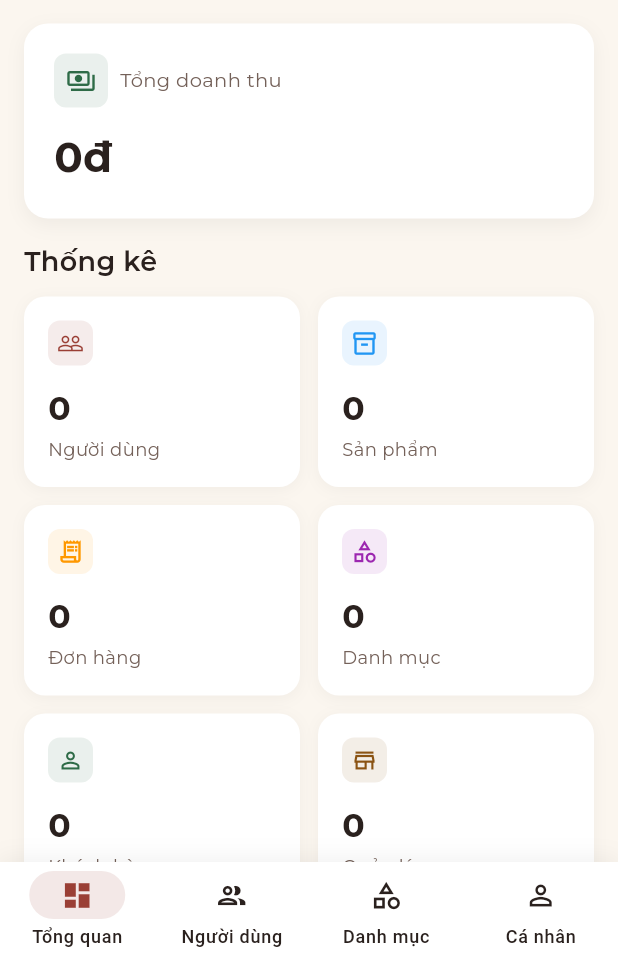
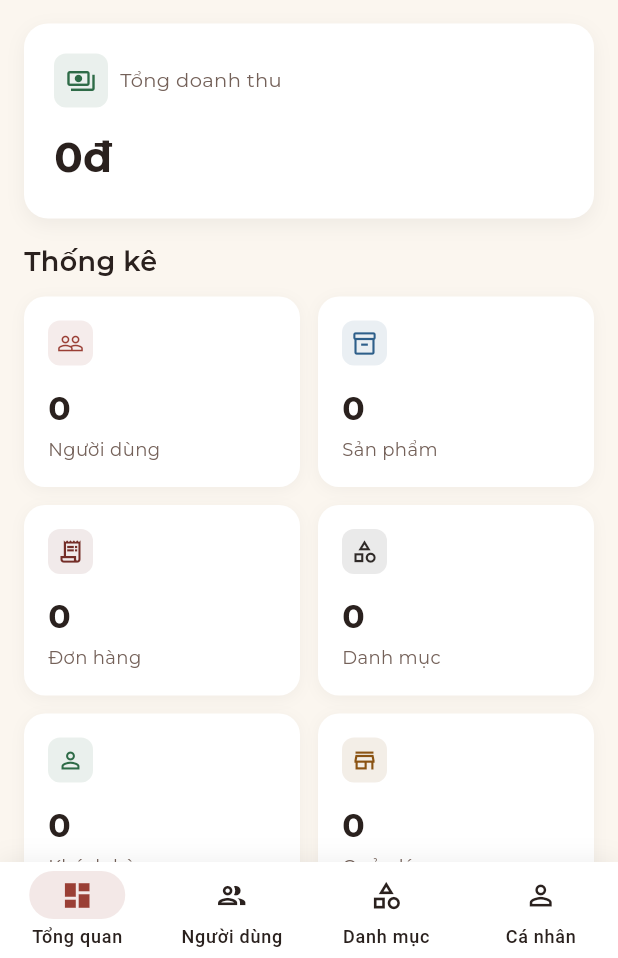
Before and after one commit to bavanchun/PRM393_Group5_BigStyle, a Flutter app: the AdminShell screen opened by its route, after a tap on the "refresh" icon, on a phone screen of 412 x 824 dp, the part 278-1236 px from its top. Run offline on Flutter 3.47's test engine with Material 3 defaults, Android fonts, the phone set to English and light mode, and no system bars; our stand-ins replace equatable, flutter_bloc, flutter_dotenv, geolocator, google_fonts, google_maps_flutter and 5 more; accounts and stored records are empty.

Commit message:
feat(reskin): admin cluster token migration (phase 6)
Migrates AdminDashboard, AdminUsers, AdminCategories, AdminShell off
raw Colors.*. Dashboard's 6-metric stat grid used Colors.blue/orange/
purple purely as visual differentiators (not semantic status colors);
remapped to already-existing distinct tokens (StatusColors.info,
primaryDark, accent) rather than inventing new arbitrary hues.

AdminShell's NavigationBar indicatorColor/selectedIcon already
referenced AppColors.primary correctly - confirmed via direct read,
not assumed. AdminDashboard's AppBar-gradient contrast finding
reconfirmed as a false positive (white-on-primary 6.70:1, same
verified pairing from Phases 3-5).

Guard: 59 -> 30, all remaining hits now in auth/ (Phase 7's full
scope, last cluster before whole-plan closeout).

```diff
--- a/FE/lib/screens/admin/admin_categories_screen.dart
+++ b/FE/lib/screens/admin/admin_categories_screen.dart
@@ -26,9 +26,9 @@ class _AdminCategoriesScreenState extends State<AdminCategoriesScreen> {
       floatingActionButton: FloatingActionButton.extended(
         backgroundColor: AppColors.primary,
         onPressed: () => _showAddCategoryDialog(context),
-        icon: const Icon(Icons.add, color: Colors.white),
+        icon: const Icon(Icons.add, color: AppColors.onPrimary),
         label: const Text('Thêm danh mục',
-            style: TextStyle(color: Colors.white, fontWeight: FontWeight.w600)),
+            style: TextStyle(color: AppColors.onPrimary, fontWeight: FontWeight.w600)),
       ),
       body: Column(
         children: [
@@ -51,12 +51,12 @@ class _AdminCategoriesScreenState extends State<AdminCategoriesScreen> {
       ),
       child: const Row(
         children: [
-          Icon(Icons.category, color: Colors.white, size: 22),
+          Icon(Icons.category, color: AppColors.onPrimary, size: 22),
           SizedBox(width: 10),
           Text(
             'Quản lý danh mục',
             style: TextStyle(
-              color: Colors.white,
+              color: AppColors.onPrimary,
               fontSize: 18,
               fontWeight: FontWeight.w700,
             ),
@@ -125,7 +125,7 @@ class _AdminCategoriesScreenState extends State<AdminCategoriesScreen> {
                 borderRadius: BorderRadius.circular(14),
                 boxShadow: [
                   BoxShadow(
-                    color: Colors.black.withValues(alpha: 0.04),
+                    color: AppColors.shadow.withValues(alpha: 0.04),
                     blurRadius: 8,
                     offset: const Offset(0, 2),
                   ),
--- a/FE/lib/screens/admin/admin_dashboard_screen.dart
+++ b/FE/lib/screens/admin/admin_dashboard_screen.dart
@@ -5,6 +5,7 @@ import '../../blocs/admin/admin_event.dart';
 import '../../blocs/admin/admin_state.dart';
 import '../../config/theme/app_colors.dart';
 import '../../config/theme/app_typography.dart';
+import '../../config/theme/status_colors.dart';
 
 class AdminDashboardScreen extends StatefulWidget {
   const AdminDashboardScreen({super.key});
@@ -64,25 +65,25 @@ class _AdminDashboardScreenState extends State<AdminDashboardScreen> {
                 width: 40,
                 height: 40,
                 decoration: BoxDecoration(
-                  color: Colors.white.withValues(alpha: 0.2),
+                  color: AppColors.onPrimary.withValues(alpha: 0.2),
                   borderRadius: BorderRadius.circular(10),
                 ),
                 child: const Icon(Icons.admin_panel_settings,
-                    color: Colors.white, size: 22),
+                    color: AppColors.onPrimary, size: 22),
               ),
               const SizedBox(width: 12),
               const Expanded(
                 child: Text(
                   'Admin Panel',
                   style: TextStyle(
-                    color: Colors.white,
+                    color: AppColors.onPrimary,
                     fontSize: 20,
                     fontWeight: FontWeight.w700,
                   ),
                 ),
               ),
               IconButton(
-                icon: const Icon(Icons.refresh, color: Colors.white),
+                icon: const Icon(Icons.refresh, color: AppColors.onPrimary),
                 onPressed: () =>
                     context.read<AdminBloc>().add(const AdminLoadDashboard()),
               ),
@@ -92,7 +93,7 @@ class _AdminDashboardScreenState extends State<AdminDashboardScreen> {
           const Text(
             'Xin chào, Admin!',
             style: TextStyle(
-              color: Colors.white,
+              color: AppColors.onPrimary,
               fontSize: 14,
             ),
           ),
@@ -100,7 +101,7 @@ class _AdminDashboardScreenState extends State<AdminDashboardScreen> {
           Text(
             'Tổng quan nền tảng BigStyle',
             style: TextStyle(
-              color: Colors.white.withValues(alpha: 0.8),
+              color: AppColors.onPrimary.withValues(alpha: 0.8),
               fontSize: 13,
             ),
           ),
@@ -134,7 +135,7 @@ class _AdminDashboardScreenState extends State<AdminDashboardScreen> {
               borderRadius: BorderRadius.circular(16),
               boxShadow: [
                 BoxShadow(
-                  color: Colors.black.withValues(alpha: 0.05),
+                  color: AppColors.shadow.withValues(alpha: 0.05),
                   blurRadius: 10,
                   offset: const Offset(0, 4),
                 ),
@@ -200,7 +201,7 @@ class _AdminDashboardScreenState extends State<AdminDashboardScreen> {
                   label: 'Sản phẩm',
                   value: '${stats['totalProducts'] ?? 0}',
                   icon: Icons.inventory_2_outlined,
-                  color: Colors.blue,
+                  color: Theme.of(context).extension<StatusColors>()!.info,
                 ),
               ),
             ],
@@ -213,7 +214,7 @@ class _AdminDashboardScreenState extends State<AdminDashboardScreen> {
                   label: 'Đơn hàng',
                   value: '${stats['totalOrders'] ?? 0}',
                   icon: Icons.receipt_long_outlined,
-                  color: Colors.orange,
+                  color: AppColors.primaryDark,
                 ),
               ),
               const SizedBox(width: 12),
@@ -222,7 +223,7 @@ class _AdminDashboardScreenState extends State<AdminDashboardScreen> {
                   label: 'Danh mục',
                   value: '${stats['totalCategories'] ?? 0}',
                   icon: Icons.category_outlined,
-                  color: Colors.purple,
+                  color: AppColors.accent,
                 ),
               ),
             ],
@@ -276,7 +277,7 @@ class _AdminDashboardScreenState extends State<AdminDashboardScreen> {
             icon: Icons.category_outlined,
             title: 'Quản lý danh mục',
             subtitle: 'Thêm, sửa, xóa danh mục sản phẩm',
-            color: Colors.purple,
+            color: AppColors.accent,
             onTap: () {
               // Trigger tab switch via parent
             },
@@ -320,7 +321,7 @@ class _StatCard extends StatelessWidget {
         borderRadius: BorderRadius.circular(14),
         boxShadow: [
           BoxShadow(
-            color: Colors.black.withValues(alpha: 0.04),
+            color: AppColors.shadow.withValues(alpha: 0.04),
             blurRadius: 8,
             offset: const Offset(0, 2),
           ),
--- a/FE/lib/screens/admin/admin_shell.dart
+++ b/FE/lib/screens/admin/admin_shell.dart
@@ -38,7 +38,7 @@ class _AdminShellState extends State<AdminShell> {
           color: AppColors.surface,
           boxShadow: [
             BoxShadow(
-              color: Colors.black.withValues(alpha: 0.06),
+              color: AppColors.shadow.withValues(alpha: 0.06),
               blurRadius: 12,
               offset: const Offset(0, -2),
             ),
@@ -106,7 +106,7 @@ class _AdminProfileScreen extends StatelessWidget {
                   children: [
                     CircleAvatar(
                       radius: 28,
-                      backgroundColor: Colors.white.withValues(alpha: 0.2),
+                      backgroundColor: AppColors.onPrimary.withValues(alpha: 0.2),
                       child: user?.avatarUrl != null
                           ? ClipOval(
                               child: Image.network(user!.avatarUrl!,
@@ -116,7 +116,7 @@ class _AdminProfileScreen extends StatelessWidget {
                                   ? user!.fullName[0]
                                   : 'A'),
                               style: const TextStyle(
-                                  color: Colors.white,
+                                  color: AppColors.onPrimary,
                                   fontSize: 24,
                                   fontWeight: FontWeight.w700),
                             ),
@@ -129,7 +129,7 @@ class _AdminProfileScreen extends StatelessWidget {
                           Text(
                             user?.fullName ?? 'Admin',
                             style: const TextStyle(
-                              color: Colors.white,
+                              color: AppColors.onPrimary,
                               fontSize: 18,
                               fontWeight: FontWeight.w700,
                             ),
@@ -138,7 +138,7 @@ class _AdminProfileScreen extends StatelessWidget {
                           Text(
                             user?.email ?? '',
                             style: TextStyle(
-                              color: Colors.white.withValues(alpha: 0.8),
+                              color: AppColors.onPrimary.withValues(alpha: 0.8),
                               fontSize: 13,
                             ),
                           ),
@@ -147,7 +147,7 @@ class _AdminProfileScreen extends StatelessWidget {
                     ),
                     IconButton(
                       icon: const Icon(Icons.edit_outlined,
-                          color: Colors.white, size: 20),
+                          color: AppColors.onPrimary, size: 20),
                       onPressed: () =>
                           Navigator.pushNamed(context, '/edit-profile'),
                     ),
--- a/FE/lib/screens/admin/admin_users_screen.dart
+++ b/FE/lib/screens/admin/admin_users_screen.dart
@@ -30,10 +30,10 @@ class _AdminUsersScreenState extends State<AdminUsersScreen> {
       floatingActionButton: FloatingActionButton.extended(
         backgroundColor: AppColors.primary,
         onPressed: () => _showAddUserDialog(context),
-        icon: const Icon(Icons.person_add, color: Colors.white),
+        icon: const Icon(Icons.person_add, color: AppColors.onPrimary),
         label: const Text(
           'Thêm người dùng',
-          style: TextStyle(color: Colors.white, fontWeight: FontWeight.w600),
+          style: TextStyle(color: AppColors.onPrimary, fontWeight: FontWeight.w600),
         ),
       ),
       body: Column(
@@ -59,12 +59,12 @@ class _AdminUsersScreenState extends State<AdminUsersScreen> {
       ),
       child: const Row(
         children: [
-          Icon(Icons.people, color: Colors.white, size: 22),
+          Icon(Icons.people, color: AppColors.onPrimary, size: 22),
           SizedBox(width: 10),
           Text(
             'Quản lý người dùng',
             style: TextStyle(
-              color: Colors.white,
+              color: AppColors.onPrimary,
               fontSize: 18,
               fontWeight: FontWeight.w700,
             ),
@@ -135,7 +135,7 @@ class _AdminUsersScreenState extends State<AdminUsersScreen> {
           label,
           style: TextStyle(
             fontSize: 12,
-            color: isSelected ? Colors.white : AppColors.textSecondary,
+            color: isSelected ? AppColors.onPrimary : AppColors.textSecondary,
             fontWeight: isSelected ? FontWeight.w600 : FontWeight.w400,
           ),
         ),
@@ -233,7 +233,7 @@ class _AdminUsersScreenState extends State<AdminUsersScreen> {
         borderRadius: BorderRadius.circular(14),
         boxShadow: [
           BoxShadow(
-            color: Colors.black.withValues(alpha: 0.04),
+            color: AppColors.shadow.withValues(alpha: 0.04),
             blurRadius: 8,
             offset: const Offset(0, 2),
           ),
```
Also changed, not shown: 2 other files.
